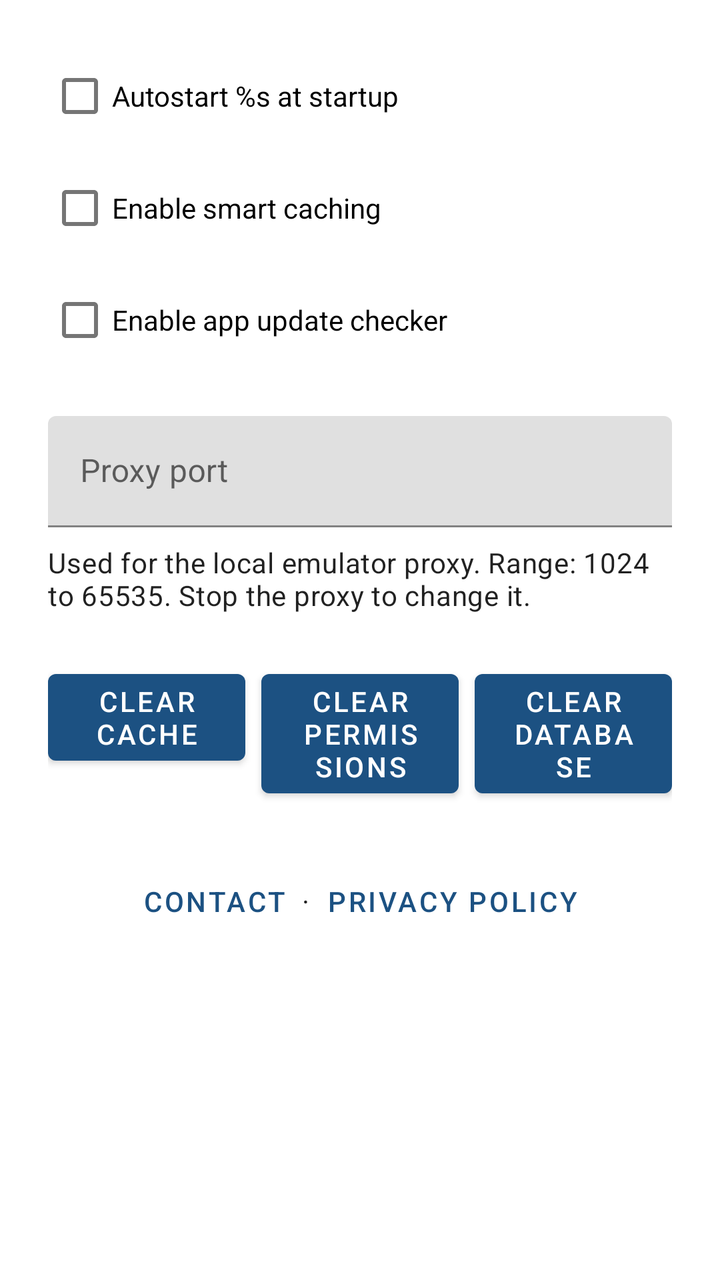
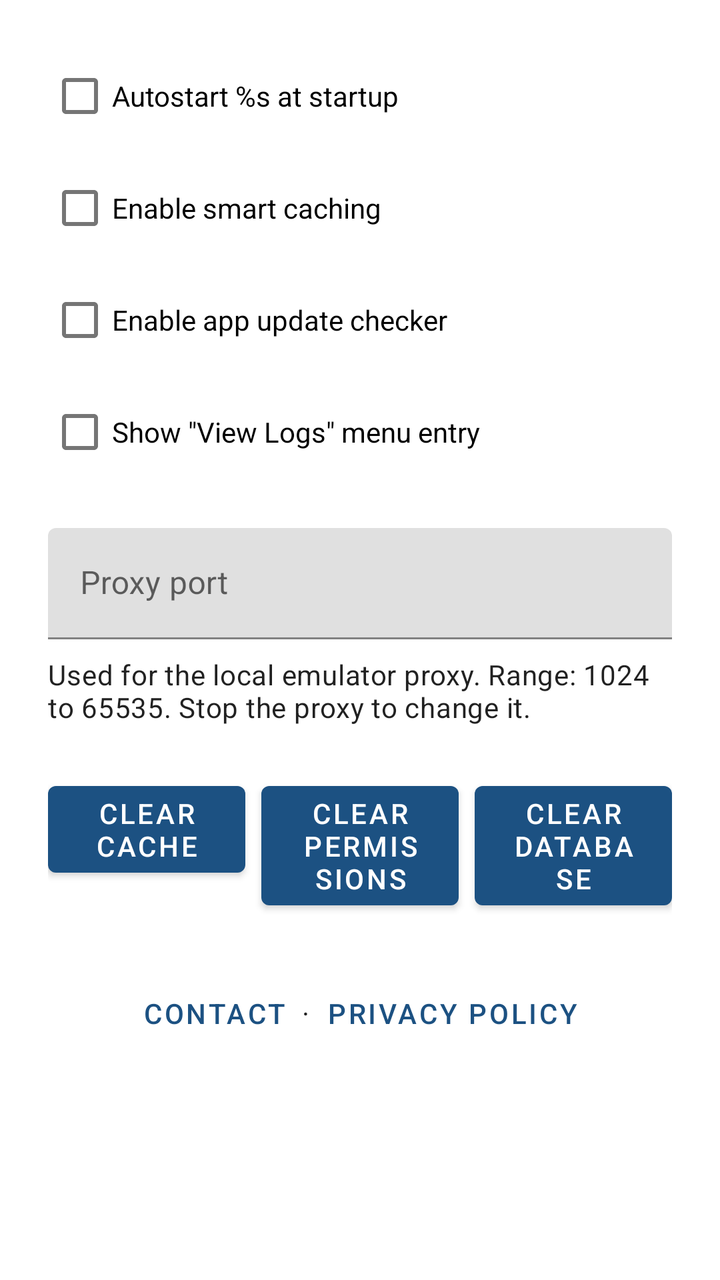

Before-and-after screenshots of an Android layout around one commit, followed by the original layout XML and the change that was made.
<!-- AndroidManifest.xml: application theme Theme.RAOfflineProxy -->
<!-- res/layout/fragment_settings.xml -->
<?xml version="1.0" encoding="utf-8"?>
<androidx.core.widget.NestedScrollView
    xmlns:android="http://schemas.android.com/apk/res/android"
    xmlns:tools="http://schemas.android.com/tools"
    android:layout_width="match_parent"
    android:layout_height="match_parent">

    <LinearLayout
        android:layout_width="match_parent"
        android:layout_height="wrap_content"
        android:orientation="vertical"
        android:padding="24dp">

        <CheckBox
            android:id="@+id/cb_autostart_proxy"
            android:layout_width="wrap_content"
            android:layout_height="wrap_content"
            android:text="@string/setting_autostart_label" />

        <CheckBox
            android:id="@+id/cb_smart_caching"
            android:layout_width="wrap_content"
            android:layout_height="wrap_content"
            android:layout_marginTop="8dp"
            android:text="@string/setting_smart_caching_label" />

        <CheckBox
            android:id="@+id/cb_app_update_check"
            android:layout_width="wrap_content"
            android:layout_height="wrap_content"
            android:layout_marginTop="8dp"
            android:text="@string/setting_app_update_check_label" />

        <com.google.android.material.textfield.TextInputLayout
            android:id="@+id/input_proxy_port"
            android:layout_width="match_parent"
            android:layout_height="wrap_content"
            android:layout_marginTop="24dp"
            android:hint="@string/setting_proxy_port_label">

            <com.google.android.material.textfield.TextInputEditText
                android:id="@+id/et_proxy_port"
                android:layout_width="match_parent"
                android:layout_height="wrap_content"
                android:inputType="number"
                android:maxLength="5"
                android:singleLine="true" />

        </com.google.android.material.textfield.TextInputLayout>

        <TextView
            android:id="@+id/tv_proxy_port_hint"
            android:layout_width="match_parent"
            android:layout_height="wrap_content"
            android:layout_marginTop="8dp"
            android:text="@string/setting_proxy_port_hint"
            android:textAppearance="@style/TextAppearance.MaterialComponents.Body2" />

        <LinearLayout
            android:layout_width="match_parent"
            android:layout_height="wrap_content"
            android:layout_marginTop="24dp"
            android:baselineAligned="false"
            android:orientation="horizontal">

            <Button
                android:id="@+id/btn_clear_cache"
                android:layout_width="0dp"
                android:layout_height="wrap_content"
                android:layout_weight="1"
                android:text="@string/btn_clear_cache"
                tools:ignore="ButtonStyle" />

            <Button
                android:id="@+id/btn_clear_permissions"
                android:layout_width="0dp"
                android:layout_height="wrap_content"
                android:layout_marginStart="8dp"
                android:layout_weight="1"
                android:text="@string/btn_clear_permissions"
                tools:ignore="ButtonStyle"/>

            <Button
                android:id="@+id/btn_clear_database"
                android:layout_width="0dp"
                android:layout_height="wrap_content"
                android:layout_marginStart="8dp"
                android:layout_weight="1"
                android:text="@string/btn_clear_database"
                tools:ignore="ButtonStyle"/>

        </LinearLayout>

<LinearLayout
            android:layout_width="match_parent"
            android:layout_height="wrap_content"
            android:layout_marginTop="24dp"
            android:gravity="center"
            android:orientation="horizontal">

            <Button
                style="@style/Widget.MaterialComponents.Button.TextButton"
                android:id="@+id/btn_contact_feedback"
                android:layout_width="wrap_content"
                android:layout_height="wrap_content"
                android:text="@string/btn_contact_feedback" />

            <TextView
                android:layout_width="wrap_content"
                android:layout_height="wrap_content"
                android:text="·"
                android:textAppearance="@style/TextAppearance.MaterialComponents.Body2"
                tools:ignore="HardcodedText" />

            <Button
                style="@style/Widget.MaterialComponents.Button.TextButton"
                android:id="@+id/btn_privacy_policy"
                android:layout_width="wrap_content"
                android:layout_height="wrap_content"
                android:text="@string/btn_privacy_policy" />

        </LinearLayout>

    </LinearLayout>

</androidx.core.widget.NestedScrollView>
<!-- resources referenced by this layout -->
<resources>
  <string name="btn_clear_cache">Clear Cache</string>
  <string name="btn_clear_database">Clear Database</string>
  <string name="btn_clear_permissions">Clear Permissions</string>
  <string name="btn_contact_feedback">Contact</string>
  <string name="btn_privacy_policy">Privacy Policy</string>
  <string name="setting_app_update_check_label">Enable app update checker</string>
  <string name="setting_autostart_label">Autostart %s at startup</string>
  <string name="setting_proxy_port_hint">Used for the local emulator proxy. Range: 1024 to 65535. Stop the proxy to change it.</string>
  <string name="setting_proxy_port_label">Proxy port</string>
  <string name="setting_smart_caching_label">Enable smart caching</string>
  <style name="Theme.RAOfflineProxy" parent="Theme.MaterialComponents.DayNight.DarkActionBar">
          <item name="colorPrimary">@color/primary</item>
          <item name="colorPrimaryVariant">@color/primary_dark</item>
          <item name="colorOnPrimary">@color/white</item>
          <item name="colorSecondary">@color/secondary</item>
          <item name="colorSecondaryVariant">@color/secondary_dark</item>
          <item name="colorControlActivated">@color/secondary</item>
          <item name="alertDialogTheme">@style/ThemeOverlay.RAOfflineProxy.AlertDialog</item>
          <item name="materialAlertDialogTheme">@style/ThemeOverlay.RAOfflineProxy.AlertDialog</item>
          <item name="actionBarStyle">@style/Widget.RAOfflineProxy.ActionBar</item>
          <item name="snackbarTextViewStyle">@style/Widget.RAOfflineProxy.SnackbarText</item>
          <item name="tabStyle">@style/Widget.RAOfflineProxy.TabLayout</item>
      </style>
  <color name="primary">#FF1C5182</color>
  <color name="primary_dark">#FF15406A</color>
  <color name="white">#FFFFFFFF</color>
  <color name="secondary">#FFD2A448</color>
  <color name="secondary_dark">#FFB88A30</color>
  <style name="ThemeOverlay.RAOfflineProxy.AlertDialog" parent="ThemeOverlay.MaterialComponents.MaterialAlertDialog">
          <item name="buttonBarPositiveButtonStyle">@style/Widget.RAOfflineProxy.AlertDialog.Button</item>
          <item name="buttonBarNegativeButtonStyle">@style/Widget.RAOfflineProxy.AlertDialog.Button</item>
          <item name="buttonBarNeutralButtonStyle">@style/Widget.RAOfflineProxy.AlertDialog.Button</item>
      </style>
  <style name="Widget.RAOfflineProxy.ActionBar" parent="Widget.MaterialComponents.ActionBar.Solid">
          <item name="titleTextStyle">@style/TextAppearance.RAOfflineProxy.ActionBar.Title</item>
      </style>
  <style name="Widget.RAOfflineProxy.SnackbarText" parent="Widget.MaterialComponents.Snackbar.TextView">
          <item name="android:textSize">12sp</item>
      </style>
  <style name="Widget.RAOfflineProxy.TabLayout" parent="Widget.MaterialComponents.TabLayout">
          <item name="tabGravity">start</item>
          <item name="tabMode">scrollable</item>
      </style>
  <style name="Widget.RAOfflineProxy.AlertDialog.Button" parent="Widget.AppCompat.Button.ButtonBar.AlertDialog">
          <item name="android:textColor">@color/dialog_action</item>
      </style>
  <style name="TextAppearance.RAOfflineProxy.ActionBar.Title" parent="TextAppearance.MaterialComponents.Headline6">
          <item name="android:textStyle">bold</item>
      </style>
  <color name="dialog_action">#FFFFD27A</color>
</resources>

<!-- the commit's change to res/layout/fragment_settings.xml (unified diff, before → after) -->
@@ -30,6 +30,13 @@
             android:layout_height="wrap_content"
             android:layout_marginTop="8dp"
             android:text="@string/setting_app_update_check_label" />
+
+        <CheckBox
+            android:id="@+id/cb_show_logs_menu_entry"
+            android:layout_width="wrap_content"
+            android:layout_height="wrap_content"
+            android:layout_marginTop="8dp"
+            android:text="@string/setting_show_logs_menu_entry_label" />
 
         <com.google.android.material.textfield.TextInputLayout
             android:id="@+id/input_proxy_port"
<!-- resource entries referenced after the edit -->
@@ -9,6 +9,7 @@
   <string name="setting_autostart_label">Autostart %s at startup</string>
   <string name="setting_proxy_port_hint">Used for the local emulator proxy. Range: 1024 to 65535. Stop the proxy to change it.</string>
   <string name="setting_proxy_port_label">Proxy port</string>
+  <string name="setting_show_logs_menu_entry_label">Show \"View Logs\" menu entry</string>
   <string name="setting_smart_caching_label">Enable smart caching</string>
   <style name="Theme.RAOfflineProxy" parent="Theme.MaterialComponents.DayNight.DarkActionBar">
           <item name="colorPrimary">@color/primary</item>
